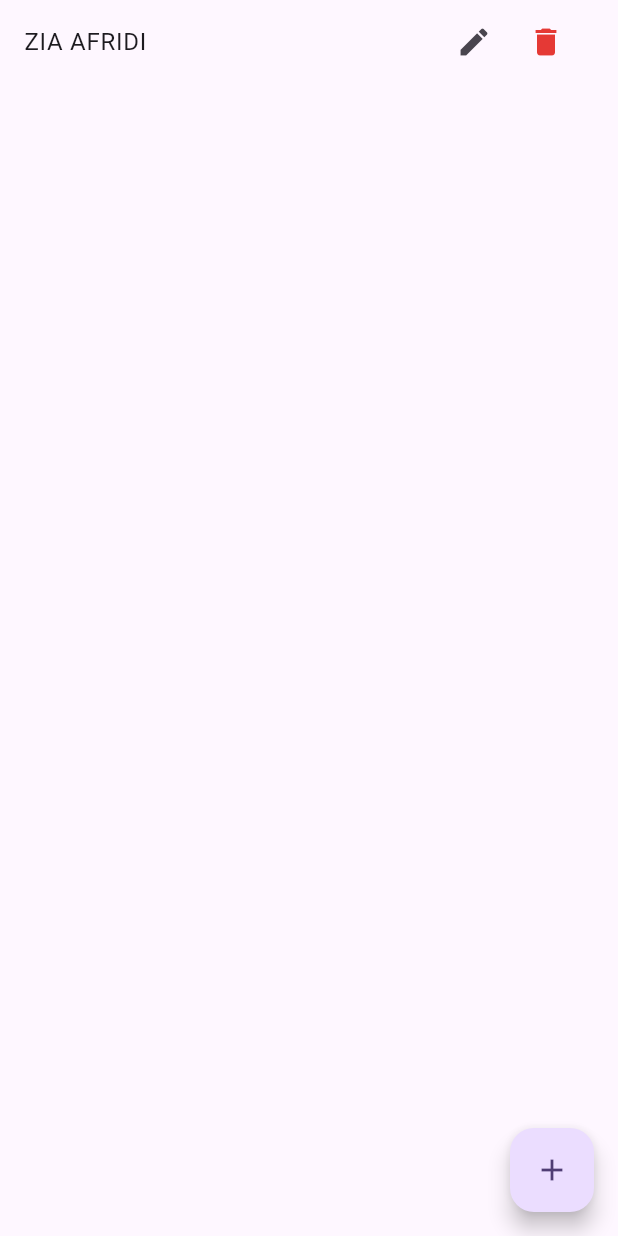
After one commit to imziaafridi/PracticeRiverPod, a Flutter app: the screen it shows after launch, after a tap on the "add" icon, on a phone screen of 412 x 824 dp. The commit adds this screen. Run offline on Flutter 3.47's test engine with Material 3 defaults, Android fonts, the phone set to English and light mode, and no system bars; our stand-ins replace flutter_riverpod, riverpod.

Commit message:
todo app via stateNotifier riverpod

```diff
--- a/lib/main.dart
+++ b/lib/main.dart
@@ -1,6 +1,7 @@
 import 'package:flutter/material.dart';
 import 'package:flutter_riverpod/flutter_riverpod.dart';
 import 'package:practice_riverpod/my_home.dart';
+import 'package:practice_riverpod/todo/item_view.dart';
 
 void main() {
   runApp(const MyApp());
@@ -18,7 +19,8 @@ class MyApp extends StatelessWidget {
         theme: ThemeData(
           colorScheme: ColorScheme.fromSeed(seedColor: Colors.deepPurple),
         ),
-        home: const MyHome(),
+        home: const ItemView(),
+        // const MyHome()
       ),
     );
   }
--- a/lib/my_home.dart
+++ b/lib/my_home.dart
@@ -1,7 +1,9 @@
 import 'package:flutter/material.dart';
 import 'package:practice_riverpod/multiple_state.dart';
+import 'package:practice_riverpod/search_notifer/search_view.dart';
 import 'package:practice_riverpod/simple_provider.dart';
 import 'package:practice_riverpod/state_provider.dart';
+import 'package:practice_riverpod/todo/item_view.dart';
 
 class MyHome extends StatelessWidget {
   const MyHome({super.key});
@@ -19,7 +21,9 @@ class MyHome extends StatelessWidget {
             // SimpleProviderStateFull(),
             // StateProviderStateless(),
             // StateProviderStatefull(),
-            MultipleState(),
+            // MultipleState(),
+            // SearchView(),
+            // ItemView(),
           ],
         ),
       ),
--- /dev/null
+++ b/lib/todo/item_provider.dart
@@ -0,0 +1,29 @@
+import 'package:practice_riverpod/todo/item_model.dart';
+import 'package:riverpod/riverpod.dart';
+
+final itemProvider = StateNotifierProvider<ItemNotifier, List<ItemModel>>(
+  (ref) => ItemNotifier(),
+);
+
+class ItemNotifier extends StateNotifier<List<ItemModel>> {
+  ItemNotifier() : super([]);
+  //add
+  void addItem(String item) {
+    final itemMdl = ItemModel(id: DateTime.now().toString(), name: item);
+    state.add(itemMdl);
+    state = state.toList();
+  }
+
+  //remove
+  void removeItem(String id) {
+    state.removeWhere((item) => item.id == id);
+    state = state.toList();
+  }
+
+  //update
+  void updateItem(String id, String item) {
+    final int itemWhere = state.indexWhere((item) => item.id == id);
+    state[itemWhere].name = item;
+    state = state.toList();
+  }
+}
--- /dev/null
+++ b/lib/todo/item_view.dart
@@ -0,0 +1,52 @@
+import 'package:flutter/material.dart';
+import 'package:flutter_riverpod/flutter_riverpod.dart';
+import 'package:practice_riverpod/todo/item_provider.dart';
+
+class ItemView extends ConsumerWidget {
+  const ItemView({super.key});
+
+  @override
+  Widget build(BuildContext context, WidgetRef ref) {
+    final item = ref.watch(itemProvider);
+    return Scaffold(
+      body: Column(
+        children: [
+          Expanded(
+            child: ListView.builder(
+              itemCount: item.length,
+              itemBuilder: (context, index) {
+                final data = item[index];
+                return ListTile(
+                  title: Text(data.name),
+                  trailing: Row(
+                    mainAxisSize: MainAxisSize.min,
+                    children: [
+                      IconButton(
+                        onPressed: () => ref
+                            .read(itemProvider.notifier)
+                            .updateItem(data.id, 'MR_KHAN'),
+                        icon: Icon(Icons.edit),
+                      ),
+                      IconButton(
+                        onPressed: () =>
+                            ref.read(itemProvider.notifier).removeItem(data.id),
+                        icon: Icon(Icons.delete, color: Colors.red.shade600),
+                      ),
+                    ],
+                  ),
+                );
+              },
+            ),
+          ),
+        ],
+      ),
+
+      floatingActionButton: FloatingActionButton(
+        onPressed: () {
+          ref.read(itemProvider.notifier).addItem('ZIA AFRIDI');
+        },
+        child: Icon(Icons.add),
+      ),
+    );
+  }
+}
```
Also changed, not shown: lib/search_notifer/search_notifier_provider.dart (added, +45 -0 lines), lib/search_notifer/search_view.dart (added, +85 -0 lines), lib/todo/item_model.dart (added, +10 -0 lines).
